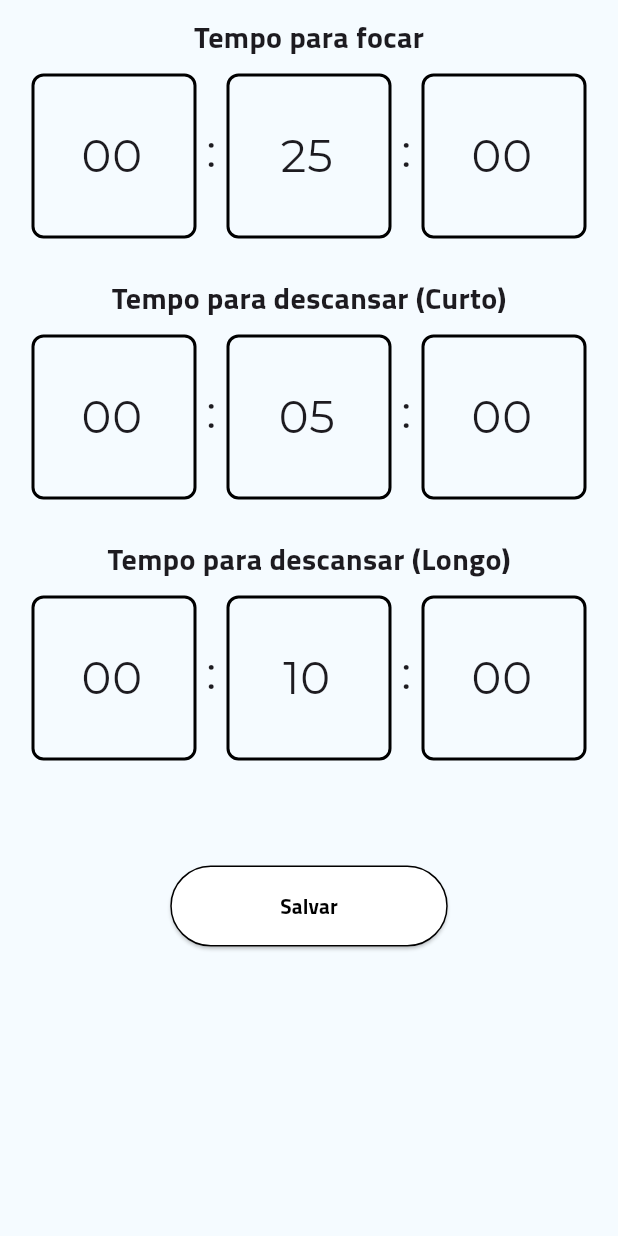
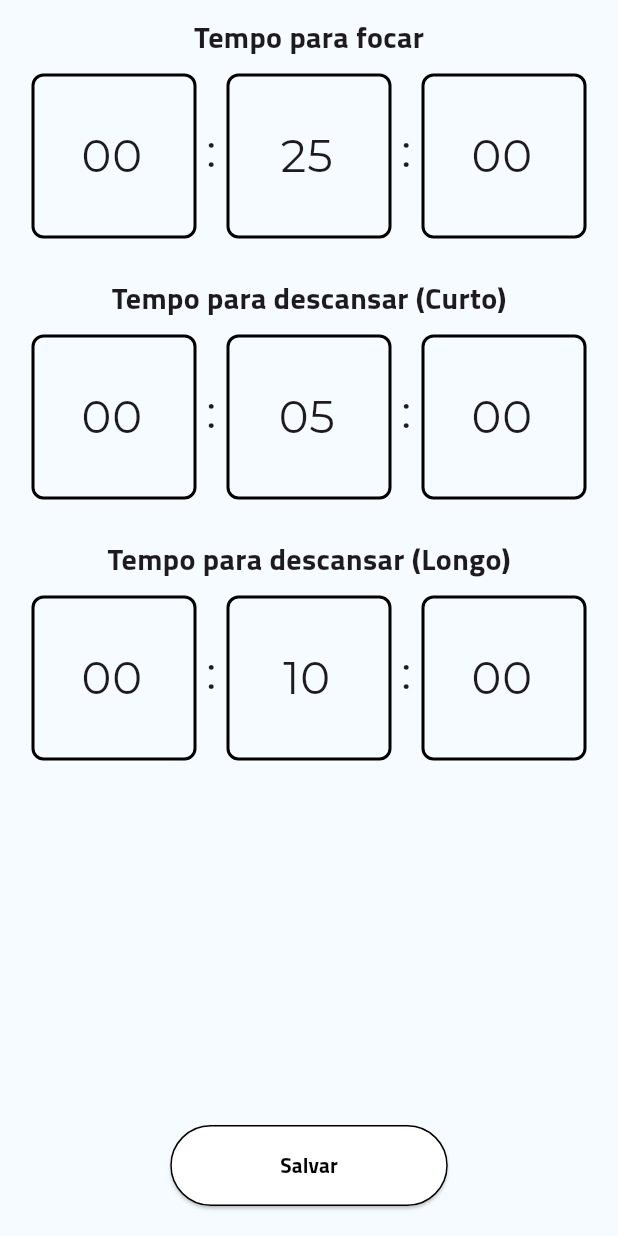
Before and after one commit to Cecote/Pomodoro_app, a Flutter app: the PomodoroConfig screen opened directly, on a phone screen of 412 x 824 dp. Run offline on Flutter 3.47's test engine with Material 3 defaults, Android fonts, the phone set to English and light mode, and no system bars; our stand-ins replace audioplayers, wakelock; project files that could hold a hidden picture were left out.

Commit message:
Update: Update layout save button & blocking the config button when timer is counting & create flag to dont change the cycle (focus and break) when set the config timer

```diff
--- a/lib/config-menu.dart
+++ b/lib/config-menu.dart
@@ -60,15 +60,13 @@ class _PomodoroConfigState extends State<PomodoroConfig> {
 
   @override
   Widget build(BuildContext context) {
-    // Obter a altura do teclado
-    final bottomInset = MediaQuery.of(context).viewInsets.bottom;
-
     return Scaffold(
       backgroundColor: Color(0xfff5fbff),
-      body: SingleChildScrollView(
+      body: Stack(
+        children: [
+          SingleChildScrollView(
             child: Padding(
-          padding: EdgeInsets.only(bottom: bottomInset),
-          // Adiciona padding na parte inferior
+              padding: EdgeInsets.only(bottom: 100), // Reserve espaço para o botão
               child: Column(
                 children: [
                   Container(
@@ -242,15 +240,19 @@ class _PomodoroConfigState extends State<PomodoroConfig> {
                       ),
                     ],
                   ),
-              Padding(
-                padding:
-                    const EdgeInsets.symmetric(horizontal: 10, vertical: 70),
+                ],
+              ),
+            ),
+          ),
+          Align(
+            alignment: Alignment.bottomCenter,
+            child: Padding(
+              padding: const EdgeInsets.symmetric(horizontal: 10, vertical: 20),
               child: RoundButton(
                 text: 'Salvar',
                 onPressed: () {
                   // Implemente a lógica de salvar aqui
-                      print(
-                          'Focus Time: $focusHours:$focusMinutes:$focusSeconds');
+                  print('Focus Time: $focusHours:$focusMinutes:$focusSeconds');
                   print(
                       'Short Break Time: $shortBreakHours:$shortBreakMinutes:$shortBreakSeconds');
                   print(
@@ -264,11 +266,11 @@ class _PomodoroConfigState extends State<PomodoroConfig> {
                     int.parse(shortBreakSeconds),
                   );
                   Navigator.pop(context, focusTime);
-                    }),
+                },
+              ),
+            ),
           ),
         ],
-          ),
-        ),
       ),
     );
   }
```
Also changed, not shown: lib/main.dart (+47 -20 lines). Lines whose indentation alone changed are shown as unchanged.
